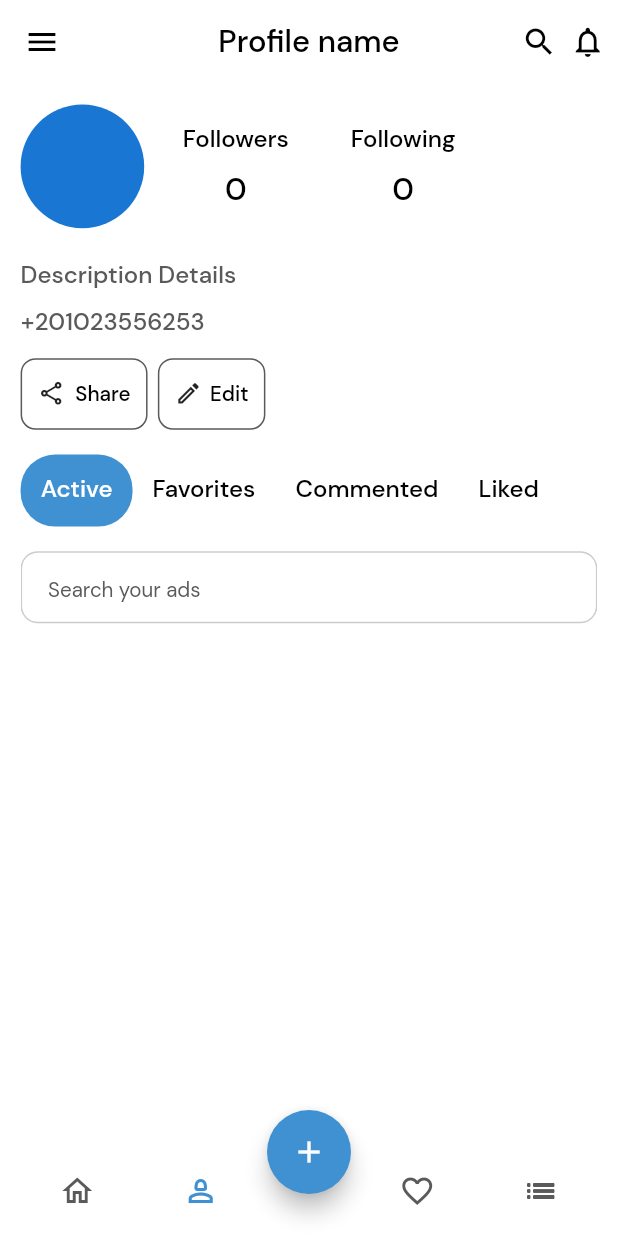
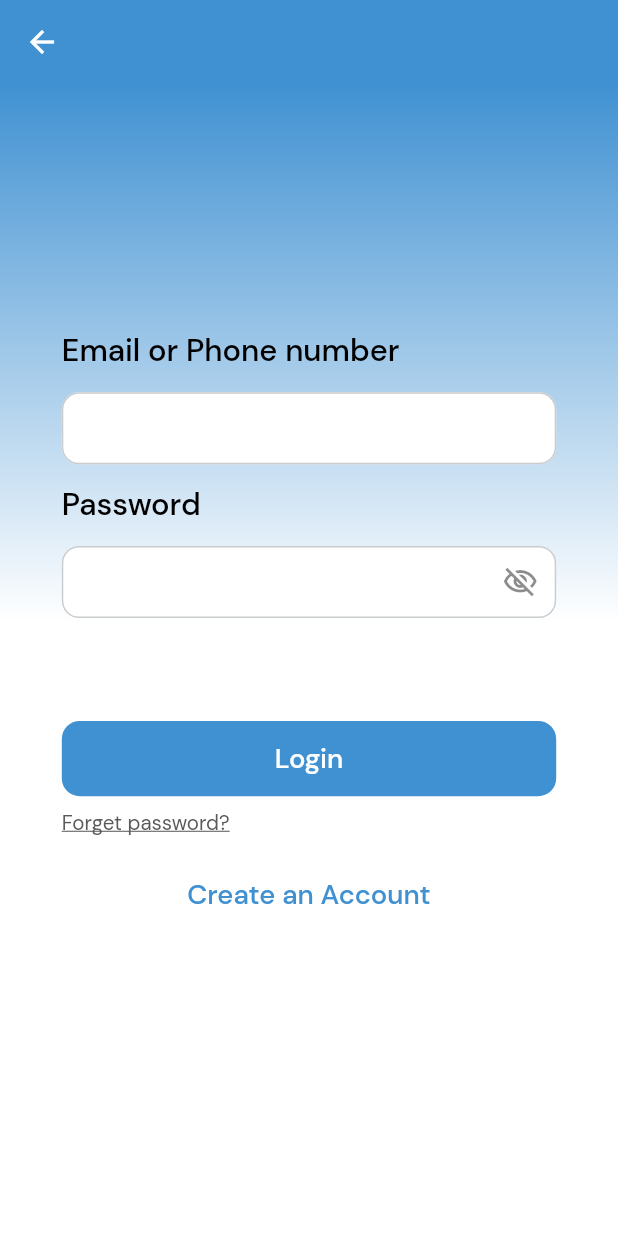
Before and after one commit to AhmedSaeedMorsy/Business, a Flutter app: the LayoutScreen screen opened by its route, item 2 of the bottom bar chosen, on a phone screen of 412 x 824 dp. Run offline on Flutter 3.47's test engine with Material 2 defaults, Android fonts, the phone set to English and light mode, and no system bars; our stand-ins replace carousel_slider, conditional_builder_rec, dropdown_button2, dropdown_search, easy_localization, equatable and 5 more; missing offline and left inert: bottom_picker; accounts and stored records are empty.

Commit message:
Authentication screens

```diff
--- a/assets/translation/en-US.json
+++ b/assets/translation/en-US.json
@@ -209,5 +209,17 @@
       "productBy": "A product by",
       "visitBusiness": "Visit Business.com",
       "contactBusiness": "Contact Business",
-      "privacyPolicy": "Privacy policy"
+      "privacyPolicy": "Privacy policy",
+      "emailAddressOrPhonenumber": "Email or Phone number",
+      "password": "Password",
+      "login": "Login",
+      "forgetPassword": "Forget password?",
+      "createAnAccount": "Create an Account",
+      "email": "Email",
+      "signUp": "Sign Up",
+      "confirmPassword": "Confirm password",
+      "phoneNumber": "Phone number",
+      "address": "Address",
+      "resetPassword": "Reset password",
+      "confirm": "Confirm"
 }
--- a/lib/app/resources/routes_manager.dart
+++ b/lib/app/resources/routes_manager.dart
@@ -1,7 +1,10 @@
 import 'package:easy_localization/easy_localization.dart';
 import 'package:flutter/material.dart';
+import 'package:micro_service_e_commerce/presentation/Auth/view/login_screen.dart';
 import 'package:micro_service_e_commerce/presentation/about/view/about_screen.dart';
 import 'package:micro_service_e_commerce/presentation/add_ads/view/add_ads.dart';
+import 'package:micro_service_e_commerce/presentation/auth/view/forget_password_screen.dart';
+import 'package:micro_service_e_commerce/presentation/auth/view/register_screen.dart';
 import 'package:micro_service_e_commerce/presentation/blocked_user/view/blocked_user_screen.dart';
 import 'package:micro_service_e_commerce/presentation/chat/view/all_chat_screen.dart';
 import 'package:micro_service_e_commerce/presentation/country/country_screen.dart';
@@ -45,6 +48,9 @@ class Routes {
   static const String abouteRoute = "/abouteRoute";
   static const String termsAndConditionsRoute = "/termsAndConditionsRoute";
   static const String privacyPolicyRoute = "privacyPolicyRoute";
+  static const String loginRoute = "/loginRoute";
+  static const String registerRoute = "registerRoute";
+  static const String forgetPasswordRoute = "forgetPasswordRoute";
 }
 
 class RouteGenerator {
@@ -130,6 +136,18 @@ class RouteGenerator {
         return MaterialPageRoute(
           builder: (_) => const PrivacyPolicyScreen(),
         );
+      case Routes.loginRoute:
+        return MaterialPageRoute(
+          builder: (_) => const LoginScreen(),
+        );
+      case Routes.registerRoute:
+        return MaterialPageRoute(
+          builder: (_) => const RegisterScreen(),
+        );
+      case Routes.forgetPasswordRoute:
+        return MaterialPageRoute(
+          builder: (_) => const ForgetPasswordScreen(),
+        );
       default:
         return unDefiendRoute();
     }
--- a/lib/app/resources/strings_manager.dart
+++ b/lib/app/resources/strings_manager.dart
@@ -222,4 +222,16 @@ class AppStrings {
   static String visitBusiness = "visitBusiness";
   static String contactBusiness = "contactBusiness";
   static String privacyPolicy = "privacyPolicy";
+  static String emailAddressOrPhonenumber = "emailAddressOrPhonenumber";
+  static String password = "password";
+  static String login = "login";
+  static String forgetPassword = "forgetPassword";
+  static String createAnAccount = "createAnAccount";
+  static String email = "email";
+  static String signUp = "signUp";
+  static String confirmPassword = "confirmPassword";
+  static String phoneNumber = "phoneNumber";
+  static String address = "address";
+  static String resetPassword = "resetPassword";
+  static String confirm = "confirm";
 }
--- /dev/null
+++ b/lib/presentation/auth/view/login_screen.dart
@@ -0,0 +1,126 @@
+import 'package:easy_localization/easy_localization.dart';
+import 'package:flutter/material.dart';
+import 'package:micro_service_e_commerce/app/common/widget.dart';
+import 'package:micro_service_e_commerce/app/resources/color_manager.dart';
+import 'package:micro_service_e_commerce/app/resources/strings_manager.dart';
+import 'package:micro_service_e_commerce/app/resources/values_manager.dart';
+
+import '../../../app/resources/routes_manager.dart';
+
+class LoginScreen extends StatelessWidget {
+  const LoginScreen({super.key});
+
+  @override
+  Widget build(BuildContext context) {
+    return Scaffold(
+      appBar: AppBar(
+        elevation: AppSize.s0,
+        iconTheme: const IconThemeData(
+          color: ColorManager.white,
+        ),
+        backgroundColor: ColorManager.primaryColorBlue,
+      ),
+      body: Container(
+        decoration: const BoxDecoration(
+          gradient: LinearGradient(
+            begin: Alignment.topCenter,
+            end: Alignment.bottomCenter,
+            colors: [
+              ColorManager.primaryColorBlue,
+              ColorManager.white,
+              ColorManager.white,
+            ],
+          ),
+        ),
+        child: SingleChildScrollView(
+          child: Padding(
+            padding: EdgeInsets.symmetric(
+              vertical: MediaQuery.of(context).size.height / AppSize.s5,
+              horizontal: MediaQuery.of(context).size.width / AppSize.s10,
+            ),
+            child: Column(
+              mainAxisAlignment: MainAxisAlignment.center,
+              crossAxisAlignment: CrossAxisAlignment.start,
+              children: [
+                Text(
+                  AppStrings.emailAddressOrPhonenumber.tr(),
+                  style: Theme.of(context).textTheme.displayLarge,
+                ),
+                SizedBox(
+                  height: MediaQuery.of(context).size.height / AppSize.s60,
+                ),
+                SharedWidget.defaultTextFormField(
+                  textInputType: TextInputType.emailAddress,
+                  context: context,
+                ),
+                SizedBox(
+                  height: MediaQuery.of(context).size.height / AppSize.s60,
+                ),
+                Text(
+                  AppStrings.password.tr(),
+                  style: Theme.of(context).textTheme.displayLarge,
+                ),
+                SizedBox(
+                  height: MediaQuery.of(context).size.height / AppSize.s60,
+                ),
+                SharedWidget.defaultTextFormField(
+                  textInputType: TextInputType.visiblePassword,
+                  suffixIcon: const Icon(
+                    Icons.visibility_off_outlined,
+                  ),
+                  context: context,
+                ),
+                SizedBox(
+                  height: MediaQuery.of(context).size.height / AppSize.s12,
+                ),
+                SharedWidget.defaultButton(
+                  context: context,
+                  function: () {},
+                  text: AppStrings.login.tr(),
+                  backgroundColor: ColorManager.primaryColorBlue,
+                  style: Theme.of(context).textTheme.displayMedium!.copyWith(
+                        color: ColorManager.white,
+                      ),
+                ),
+                SizedBox(
+                  height: MediaQuery.of(context).size.height / AppSize.s100,
+                ),
+                InkWell(
+                  onTap: () {
+                    Navigator.pushNamed(
+                      context,
+                      Routes.forgetPasswordRoute,
+                    );
+                  },
+                  child: Text(
+                    AppStrings.forgetPassword.tr(),
+                    style: Theme.of(context).textTheme.bodySmall!.copyWith(
+                          decoration: TextDecoration.underline,
+                        ),
+                  ),
+                ),
+                SizedBox(
+                  height: MediaQuery.of(context).size.height / AppSize.s30,
+                ),
+                InkWell(
+                  onTap: () {
+                    Navigator.pushNamed(
+                      context,
+                      Routes.registerRoute,
+                    );
+                  },
+                  child: Center(
+                    child: Text(
+                      AppStrings.createAnAccount.tr(),
+                      style: Theme.of(context).textTheme.displayMedium,
+                    ),
+                  ),
+                ),
+              ],
+            ),
+          ),
+        ),
+      ),
+    );
+  }
+}
```
Also changed, not shown: assets/translation/ar-SA.json (+13 -1 lines), assets/translation/fr-FR.json (+14 -1 lines), lib/presentation/auth/view/forget_password_screen.dart (added, +80 -0 lines), lib/presentation/auth/view/register_screen.dart (added, +159 -0 lines), lib/presentation/layout/view/layout_screen.dart (+9 -5 lines).
